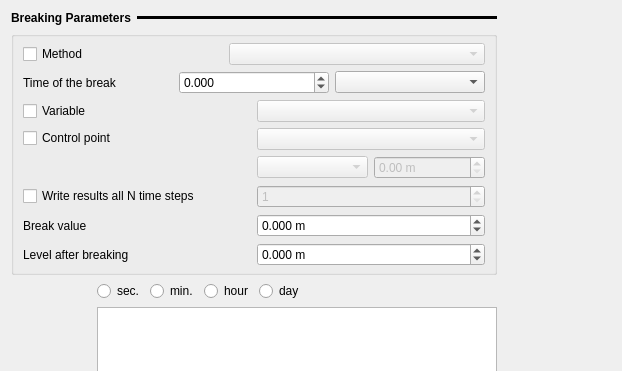
Above: ui/structures/ui_mobil_object_met3.ui from Artelia/Mascaret before the change; both pictures show x 0 to 622 and y 0 to 371 of the 920 by 579 pixel window. Below: the same form after it.
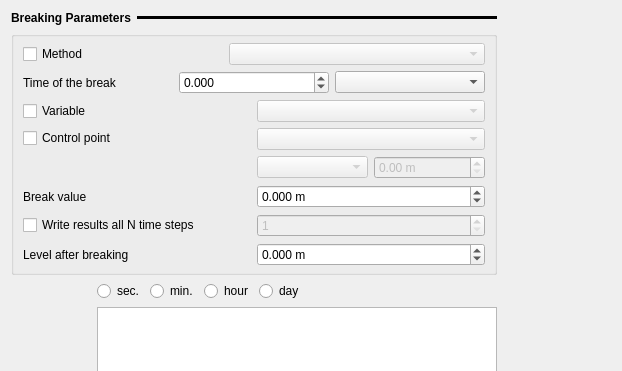
That is the form after the change.

Commit message: fixe the bug on N write in fuse regulation

What changed in the file:
```diff
--- a/ui/structures/ui_mobil_object_met3.ui
+++ b/ui/structures/ui_mobil_object_met3.ui
@@ -396,14 +396,19 @@
            </property>
           </widget>
          </item>
-         <item row="3" column="0">
+        </layout>
+       </widget>
+      </item>
+      <item>
+       <layout class="QHBoxLayout" name="horizontalLayout_6">
+        <item>
           <widget class="QCheckBox" name="cc_write">
            <property name="text">
             <string>Write results all N time steps</string>
            </property>
           </widget>
          </item>
-         <item row="3" column="2">
+        <item>
           <widget class="QSpinBox" name="sb_step_write">
            <property name="enabled">
             <bool>false</bool>
@@ -417,7 +422,6 @@
           </widget>
          </item>
         </layout>
-       </widget>
       </item>
       <item>
        <layout class="QHBoxLayout" name="horizontalLayout_4">
```
Lines whose indentation alone changed are shown as unchanged. The commit also changes 1 other file.
